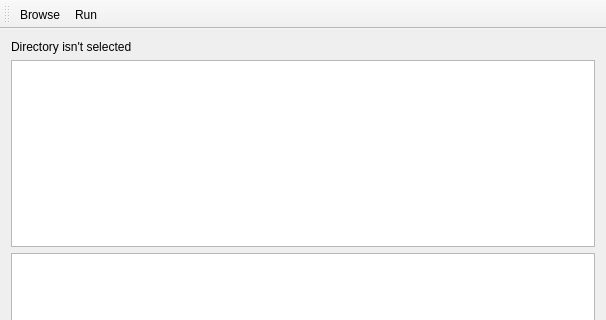
Above: mainwindow.ui from leonfed/findDuplicates before the change; both pictures show x 0 to 606 and y 0 to 320 of the 606 by 474 pixel window. Below: the same form after it.
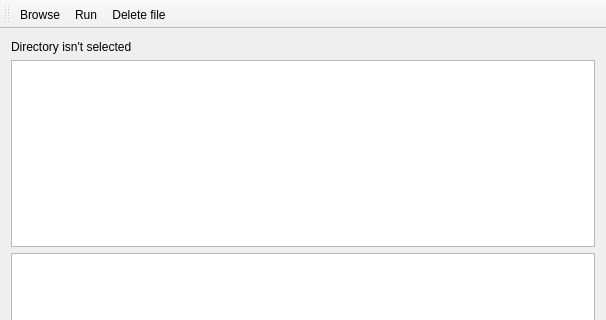
That is the form after the change.

```diff
--- a/mainwindow.ui
+++ b/mainwindow.ui
@@ -53,6 +53,7 @@
    </attribute>
    <addaction name="actionBrowse"/>
    <addaction name="actionRun"/>
+   <addaction name="actionDelete_file"/>
   </widget>
   <widget class="QStatusBar" name="statusBar"/>
   <action name="actionBrowse">
@@ -65,6 +66,11 @@
     <string>Run</string>
    </property>
   </action>
+  <action name="actionDelete_file">
+   <property name="text">
+    <string>Delete file</string>
+   </property>
+  </action>
  </widget>
  <layoutdefault spacing="6" margin="11"/>
  <resources/>
```
Left out of the diff: 2 changed lines with no effect on the pictures.
